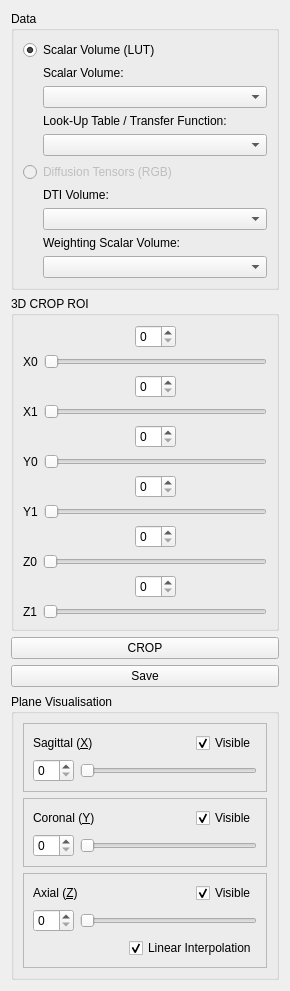
The window that branches/myusufoglu/plugins/testing/myusufoglu/Crop3D/Crop3D.ui (BackupTheBerlios/viste-tool-svn) describes before a commit, drawn with Qt 5.
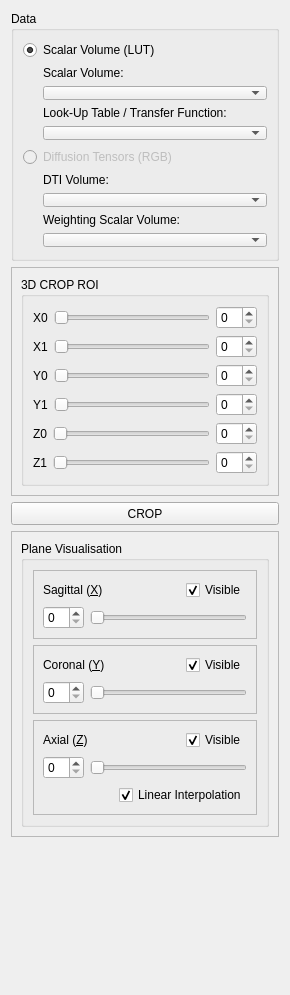
The same window after the commit.

Diff of the .ui file:
```diff
--- a/branches/myusufoglu/plugins/testing/myusufoglu/Crop3D/Crop3D.ui
+++ b/branches/myusufoglu/plugins/testing/myusufoglu/Crop3D/Crop3D.ui
@@ -7,15 +7,33 @@
     <x>0</x>
     <y>0</y>
     <width>290</width>
-    <height>991</height>
+    <height>995</height>
    </rect>
   </property>
+  <property name="minimumSize">
+   <size>
+    <width>0</width>
+    <height>550</height>
+   </size>
+  </property>
   <property name="windowTitle">
    <string>Form</string>
   </property>
-  <layout class="QVBoxLayout" name="verticalLayout_6">
+  <layout class="QVBoxLayout" name="verticalLayout_4">
    <item>
     <widget class="QGroupBox" name="mainGroup">
+     <property name="minimumSize">
+      <size>
+       <width>0</width>
+       <height>250</height>
+      </size>
+     </property>
+     <property name="maximumSize">
+      <size>
+       <width>16777215</width>
+       <height>250</height>
+      </size>
+     </property>
      <property name="title">
       <string>Data</string>
      </property>
@@ -153,349 +171,249 @@
     </widget>
    </item>
    <item>
+    <widget class="QScrollArea" name="scrollArea">
+     <property name="minimumSize">
+      <size>
+       <width>0</width>
+       <height>60</height>
+      </size>
+     </property>
+     <property name="maximumSize">
+      <size>
+       <width>16777215</width>
+       <height>280</height>
+      </size>
+     </property>
+     <property name="widgetResizable">
+      <bool>true</bool>
+     </property>
+     <widget class="QWidget" name="scrollAreaWidgetContents">
+      <property name="geometry">
+       <rect>
+        <x>0</x>
+        <y>0</y>
+        <width>270</width>
+        <height>225</height>
+       </rect>
+      </property>
+      <layout class="QVBoxLayout" name="verticalLayout_2">
+       <item>
     <widget class="QGroupBox" name="groupBox">
      <property name="title">
       <string>3D CROP ROI</string>
      </property>
      <layout class="QVBoxLayout" name="verticalLayout">
       <item>
-       <layout class="QGridLayout" name="gridLayout_2">
-        <item row="0" column="1">
-         <layout class="QHBoxLayout" name="horizontalLayout_8">
+           <layout class="QHBoxLayout" name="horizontalLayout">
           <item>
-           <spacer name="horizontalSpacer_15">
-            <property name="orientation">
-             <enum>Qt::Horizontal</enum>
-            </property>
-            <property name="sizeHint" stdset="0">
-             <size>
-              <width>40</width>
-              <height>20</height>
-             </size>
-            </property>
-           </spacer>
-          </item>
-          <item>
-           <widget class="QSpinBox" name="x0ROIPositionSpin"/>
-          </item>
-          <item>
-           <spacer name="horizontalSpacer_16">
-            <property name="orientation">
-             <enum>Qt::Horizontal</enum>
-            </property>
-            <property name="sizeHint" stdset="0">
-             <size>
-              <width>40</width>
-              <height>20</height>
-             </size>
-            </property>
-           </spacer>
-          </item>
-         </layout>
-        </item>
-        <item row="1" column="0">
          <widget class="QLabel" name="label_3">
           <property name="text">
            <string>X0</string>
           </property>
          </widget>
         </item>
-        <item row="1" column="1">
+            <item>
          <widget class="QSlider" name="horizontalSliderX0">
           <property name="orientation">
            <enum>Qt::Horizontal</enum>
           </property>
          </widget>
         </item>
-       </layout>
-      </item>
       <item>
-       <layout class="QGridLayout" name="gridLayout">
-        <item row="0" column="1">
-         <layout class="QHBoxLayout" name="horizontalLayout_7">
+             <layout class="QHBoxLayout" name="horizontalLayout_8">
           <item>
-           <spacer name="horizontalSpacer_13">
-            <property name="orientation">
-             <enum>Qt::Horizontal</enum>
-            </property>
-            <property name="sizeHint" stdset="0">
-             <size>
-              <width>40</width>
-              <height>20</height>
-             </size>
-            </property>
-           </spacer>
-          </item>
-          <item>
-           <widget class="QSpinBox" name="x1ROIPositionSpin"/>
-          </item>
-          <item>
-           <spacer name="horizontalSpacer_14">
-            <property name="orientation">
-             <enum>Qt::Horizontal</enum>
-            </property>
-            <property name="sizeHint" stdset="0">
-             <size>
-              <width>40</width>
-              <height>20</height>
-             </size>
-            </property>
-           </spacer>
-          </item>
-         </layout>
-        </item>
-        <item row="1" column="0">
+               <widget class="QSpinBox" name="x0ROIPositionSpin"/>
+              </item>
+             </layout>
+            </item>
+           </layout>
+          </item>
+          <item>
+           <layout class="QHBoxLayout" name="horizontalLayout_2">
+            <item>
          <widget class="QLabel" name="label_6">
           <property name="text">
            <string>X1</string>
           </property>
          </widget>
         </item>
-        <item row="1" column="1">
+            <item>
          <widget class="QSlider" name="horizontalSliderX1">
           <property name="orientation">
            <enum>Qt::Horizontal</enum>
           </property>
          </widget>
         </item>
-       </layout>
-      </item>
       <item>
-       <layout class="QGridLayout" name="gridLayout_3">
-        <item row="0" column="1">
-         <layout class="QHBoxLayout" name="horizontalLayout_10">
+             <layout class="QHBoxLayout" name="horizontalLayout_7">
           <item>
-           <spacer name="horizontalSpacer_19">
-            <property name="orientation">
-             <enum>Qt::Horizontal</enum>
-            </property>
-            <property name="sizeHint" stdset="0">
-             <size>
-              <width>40</width>
-              <height>20</height>
-             </size>
-            </property>
-           </spacer>
-          </item>
-          <item>
-           <widget class="QSpinBox" name="y0ROIPositionSpin"/>
-          </item>
-          <item>
-           <spacer name="horizontalSpacer_20">
-            <property name="orientation">
-             <enum>Qt::Horizontal</enum>
-            </property>
-            <property name="sizeHint" stdset="0">
-             <size>
-              <width>40</width>
-              <height>20</height>
-             </size>
-            </property>
-           </spacer>
-          </item>
-         </layout>
-        </item>
-        <item row="1" column="0">
+               <widget class="QSpinBox" name="x1ROIPositionSpin"/>
+              </item>
+             </layout>
+            </item>
+           </layout>
+          </item>
+          <item>
+           <layout class="QHBoxLayout" name="horizontalLayout_3">
+            <item>
          <widget class="QLabel" name="label_7">
           <property name="text">
            <string>Y0</string>
           </property>
          </widget>
         </item>
-        <item row="1" column="1">
+            <item>
          <widget class="QSlider" name="horizontalSliderY0">
           <property name="orientation">
            <enum>Qt::Horizontal</enum>
           </property>
          </widget>
         </item>
-       </layout>
-      </item>
       <item>
-       <layout class="QGridLayout" name="gridLayout_4">
-        <item row="0" column="1">
-         <layout class="QHBoxLayout" name="horizontalLayout_9">
+             <layout class="QHBoxLayout" name="horizontalLayout_10">
           <item>
-           <spacer name="horizontalSpacer_17">
-            <property name="orientation">
-             <enum>Qt::Horizontal</enum>
-            </property>
-            <property name="sizeHint" stdset="0">
-             <size>
-              <width>40</width>
-              <height>20</height>
-             </size>
-            </property>
-           </spacer>
-          </item>
-          <item>
-           <widget class="QSpinBox" name="y1ROIPositionSpin"/>
-          </item>
-          <item>
-           <spacer name="horizontalSpacer_18">
-            <property name="orientation">
-             <enum>Qt::Horizontal</enum>
-            </property>
-            <property name="sizeHint" stdset="0">
-             <size>
-              <width>40</width>
-              <height>20</height>
-             </size>
-            </property>
-           </spacer>
-          </item>
-         </layout>
-        </item>
-        <item row="1" column="0">
+               <widget class="QSpinBox" name="y0ROIPositionSpin"/>
+              </item>
+             </layout>
+            </item>
+           </layout>
+          </item>
+          <item>
+           <layout class="QHBoxLayout" name="horizontalLayout_4">
+            <item>
          <widget class="QLabel" name="label_9">
           <property name="text">
            <string>Y1</string>
           </property>
          </widget>
         </item>
-        <item row="1" column="1">
+            <item>
          <widget class="QSlider" name="horizontalSliderY1">
           <property name="orientation">
            <enum>Qt::Horizontal</enum>
           </property>
          </widget>
         </item>
-       </layout>
-      </item>
       <item>
-       <layout class="QGridLayout" name="gridLayout_5">
-        <item row="0" column="1">
-         <layout class="QHBoxLayout" name="horizontalLayout_12">
+             <layout class="QHBoxLayout" name="horizontalLayout_9">
           <item>
-           <spacer name="horizontalSpacer_23">
-            <property name="orientation">
-             <enum>Qt::Horizontal</enum>
-            </property>
-            <property name="sizeHint" stdset="0">
-             <size>
-              <width>40</width>
-              <height>20</height>
-             </size>
-            </property>
-           </spacer>
-          </item>
-          <item>
-           <widget class="QSpinBox" name="z0ROIPositionSpin"/>
-          </item>
-          <item>
-           <spacer name="horizontalSpacer_24">
-            <property name="orientation">
-             <enum>Qt::Horizontal</enum>
-            </property>
-            <property name="sizeHint" stdset="0">
-             <size>
-              <width>40</width>
-              <height>20</height>
-             </size>
-            </property>
-           </spacer>
-          </item>
-         </layout>
-        </item>
-        <item row="1" column="0">
+               <widget class="QSpinBox" name="y1ROIPositionSpin"/>
+              </item>
+             </layout>
+            </item>
+           </layout>
+          </item>
+          <item>
+           <layout class="QHBoxLayout" name="horizontalLayout_5">
+            <item>
          <widget class="QLabel" name="label_13">
           <property name="text">
            <string>Z0</string>
           </property>
          </widget>
         </item>
-        <item row="1" column="1">
+            <item>
          <widget class="QSlider" name="horizontalSliderZ0">
           <property name="orientation">
            <enum>Qt::Horizontal</enum>
           </property>
          </widget>
         </item>
-       </layout>
-      </item>
       <item>
-       <layout class="QGridLayout" name="gridLayout_6">
-        <item row="0" column="1">
-         <layout class="QHBoxLayout" name="horizontalLayout_11">
+             <layout class="QHBoxLayout" name="horizontalLayout_12">
           <item>
-           <spacer name="horizontalSpacer_21">
-            <property name="orientation">
-             <enum>Qt::Horizontal</enum>
-            </property>
-            <property name="sizeHint" stdset="0">
-             <size>
-              <width>40</width>
-              <height>20</height>
-             </size>
-            </property>
-           </spacer>
-          </item>
-          <item>
-           <widget class="QSpinBox" name="z1ROIPositionSpin"/>
-          </item>
-          <item>
-           <spacer name="horizontalSpacer_22">
-            <property name="orientation">
-             <enum>Qt::Horizontal</enum>
-            </property>
-            <property name="sizeHint" stdset="0">
-             <size>
-              <width>40</width>
-              <height>20</height>
-             </size>
-            </property>
-           </spacer>
-          </item>
-         </layout>
-        </item>
-        <item row="1" column="0">
+               <widget class="QSpinBox" name="z0ROIPositionSpin"/>
+              </item>
+             </layout>
+            </item>
+           </layout>
+          </item>
+          <item>
+           <layout class="QHBoxLayout" name="horizontalLayout_6">
+            <item>
          <widget class="QLabel" name="label_14">
           <property name="text">
            <string>Z1</string>
           </property>
          </widget>
         </item>
-        <item row="1" column="1">
+            <item>
          <widget class="QSlider" name="horizontalSliderZ1">
           <property name="orientation">
            <enum>Qt::Horizontal</enum>
           </property>
          </widget>
         </item>
+            <item>
+             <layout class="QHBoxLayout" name="horizontalLayout_11">
+              <item>
+               <widget class="QSpinBox" name="z1ROIPositionSpin"/>
+              </item>
        </layout>
       </item>
      </layout>
+          </item>
+         </layout>
+        </widget>
+       </item>
+      </layout>
+     </widget>
     </widget>
    </item>
    <item>
     <widget class="QPushButton" name="cropButton">
+     <property name="minimumSize">
+      <size>
+       <width>0</width>
+       <height>23</height>
+      </size>
+     </property>
+     <property name="maximumSize">
+      <size>
+       <width>16777215</width>
+       <height>25</height>
+      </size>
+     </property>
      <property name="text">
       <string>CROP</string>
      </property>
     </widget>
    </item>
    <item>
-    <widget class="QPushButton" name="saveButton">
-     <property name="text">
-      <string>Save</string>
-     </property>
-    </widget>
-   </item>
-   <item>
-    <spacer name="verticalSpacer_2">
-     <property name="orientation">
-      <enum>Qt::Vertical</enum>
-     </property>
-     <property name="sizeHint" stdset="0">
+    <widget class="QScrollArea" name="scrollArea_2">
+     <property name="minimumSize">
       <size>
-       <width>20</width>
-       <height>228</height>
+       <width>0</width>
+       <height>100</height>
       </size>
      </property>
-    </spacer>
-   </item>
+     <property name="widgetResizable">
+      <bool>true</bool>
+     </property>
+     <widget class="QWidget" name="scrollAreaWidgetContents_2">
+      <property name="geometry">
+       <rect>
+        <x>0</x>
+        <y>0</y>
+        <width>270</width>
+        <height>301</height>
+       </rect>
+      </property>
+      <layout class="QVBoxLayout" name="verticalLayout_6">
    <item>
     <widget class="QGroupBox" name="groupBox_2">
+         <property name="minimumSize">
+          <size>
+           <width>0</width>
+           <height>0</height>
+          </size>
+         </property>
+         <property name="maximumSize">
+          <size>
+           <width>16777215</width>
+           <height>100000</height>
+          </size>
+         </property>
      <property name="title">
       <string>Plane Visualisation</string>
      </property>
@@ -772,6 +690,23 @@
       </item>
      </layout>
     </widget>
+       </item>
+      </layout>
+     </widget>
+    </widget>
+   </item>
+   <item>
+    <spacer name="verticalSpacer">
+     <property name="orientation">
+      <enum>Qt::Vertical</enum>
+     </property>
+     <property name="sizeHint" stdset="0">
+      <size>
+       <width>20</width>
+       <height>40</height>
+      </size>
+     </property>
+    </spacer>
    </item>
   </layout>
  </widget>
```
Lines whose indentation alone changed are shown as unchanged.
